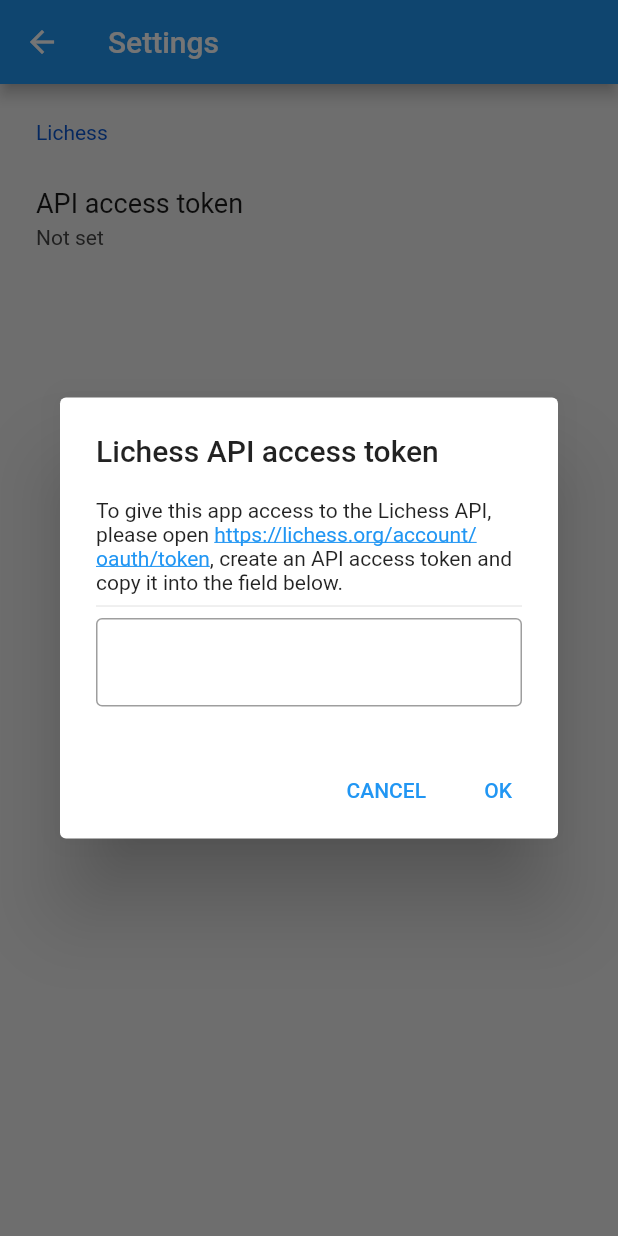
After one commit to BurningKarl/RoboChess, a Flutter app: the SettingsScreen screen opened by its route, after a tap on "API access token", on a phone screen of 412 x 824 dp. The commit adds this screen. Run offline on Flutter 3.47's test engine with Material 2 defaults, Android fonts, the phone set to English and light mode, and no system bars; drawn by our look-alikes of settings_ui; our stand-ins replace flutter_bluetooth_serial, shared_preferences; missing offline and left inert: flutter_chess_board; accounts and stored records are empty.

Commit message:
add Lichess API key setting

```diff
--- a/software/wizard_chess/lib/home_screen.dart
+++ b/software/wizard_chess/lib/home_screen.dart
@@ -25,6 +25,14 @@ class _HomeScreenState extends State<HomeScreen> {
     return Scaffold(
       appBar: AppBar(
         title: const Text('Home Page'),
+        actions: [
+          IconButton(
+            onPressed: () {
+              Navigator.pushNamed(context, WizardChessRoutes.settings);
+            },
+            icon: const Icon(Icons.settings),
+          ),
+        ],
       ),
       body: Column(
         children: [
--- a/software/wizard_chess/lib/main.dart
+++ b/software/wizard_chess/lib/main.dart
@@ -1,12 +1,13 @@
 import 'package:flutter/material.dart';
 import 'package:scoped_model/scoped_model.dart';
 import 'package:wizard_chess/game_screen.dart';
-
 import 'package:wizard_chess/routes.dart';
 import 'package:wizard_chess/bluetooth_connection_model.dart';
 import 'package:wizard_chess/home_screen.dart';
+import 'package:wizard_chess/settings_screen.dart';
 
 void main() {
+  WidgetsFlutterBinding.ensureInitialized();
   runApp(const WizardChessApp());
 }
 
@@ -23,6 +24,7 @@ class WizardChessApp extends StatelessWidget {
       routes: {
         WizardChessRoutes.home: (context) => const HomeScreen(),
         WizardChessRoutes.game: (context) => const GameScreen(),
+        WizardChessRoutes.settings: (context) => const SettingsScreen(),
         // TODO: Add these screens
         // WizardChessRoutes.history: (context) => null,
       },
--- a/software/wizard_chess/lib/routes.dart
+++ b/software/wizard_chess/lib/routes.dart
@@ -1,5 +1,6 @@
 class WizardChessRoutes {
   static const String home = '/';
+  static const String settings = '/settings';
   static const String game = '/game';
   static const String history = '/history';
 }
--- /dev/null
+++ b/software/wizard_chess/lib/settings_screen.dart
@@ -0,0 +1,126 @@
+import 'package:flutter/gestures.dart';
+import 'package:flutter/material.dart';
+import 'package:settings_ui/settings_ui.dart';
+import 'package:shared_preferences/shared_preferences.dart';
+import 'package:url_launcher/url_launcher.dart';
+
+class SettingsKeys {
+  static const String lichessApiKey = 'lichess-api-key';
+}
+
+class SettingsScreen extends StatefulWidget {
+  const SettingsScreen({Key? key}) : super(key: key);
+
+  @override
+  State<SettingsScreen> createState() => _SettingsScreenState();
+}
+
+class _SettingsScreenState extends State<SettingsScreen> {
+  SharedPreferences? preferences;
+
+  @override
+  void initState() {
+    super.initState();
+
+    SharedPreferences.getInstance().then((value) {
+      setState(() {
+        preferences = value;
+      });
+    });
+  }
+
+  @override
+  Widget build(BuildContext context) {
+    return Scaffold(
+      appBar: AppBar(
+        title: const Text('Settings'),
+      ),
+      body: SettingsList(
+        sections: [
+          SettingsSection(
+            title: const Text('Lichess'),
+            tiles: [
+              SettingsTile(
+                title: const Text('API access token'),
+                value: Text(
+                    preferences?.getString(SettingsKeys.lichessApiKey) ??
+                        'Not set'),
+                onPressed: openLichessApiKeyPopup,
+              )
+            ],
+          )
+        ],
+      ),
+    );
+  }
+
+  Future<void> openLichessApiKeyPopup(BuildContext context) async {
+    final Uri lichessOauthUrl =
+        Uri.parse('https://lichess.org/account/oauth/token');
+    GlobalKey<FormState> formKey = GlobalKey();
+
+    await showDialog(
+        context: context,
+        builder: (context) => AlertDialog(
+              title: const Text('Lichess API access token'),
+              content: Column(
+                mainAxisSize: MainAxisSize.min,
+                children: [
+                  RichText(
+                      softWrap: true,
+                      text: TextSpan(
+                          style: DefaultTextStyle.of(context).style,
+                          children: [
+                            const TextSpan(
+                                text:
+                                    'To give this app access to the Lichess API, please open '),
+                            TextSpan(
+                                text: lichessOauthUrl.toString(),
+                                style: const TextStyle(
+                                    color: Colors.blue,
+                                    decoration: TextDecoration.underline),
+                                recognizer: TapGestureRecognizer()
+                                  ..onTap = () {
+                                    launchUrl(lichessOauthUrl,
+                                        mode: LaunchMode.externalApplication);
+                                  }),
+                            const TextSpan(
+                                text:
+                                    ', create an API access token and copy it into the field below.'),
+                          ])),
+                  const Divider(),
+                  Form(
+                    key: formKey,
+                    child: TextFormField(
+                      initialValue:
+                          preferences?.getString(SettingsKeys.lichessApiKey),
+                      decoration: const InputDecoration(
+                        border: OutlineInputBorder(),
+                      ),
+                      onSaved: (String? result) {
+                        if (result != null) {
+                          setState(() {
+                            preferences?.setString(
+                                SettingsKeys.lichessApiKey, result);
+                          });
+                        }
+                      },
+                    ),
+                  )
+                ],
+              ),
+              actions: [
+                TextButton(
+                  onPressed: () => Navigator.pop(context),
+                  child: const Text('CANCEL'),
+                ),
+                TextButton(
+                    onPressed: () {
+                      formKey.currentState!.save();
+                      Navigator.pop(context);
+                    },
+                    child: const Text('OK')),
+              ],
+            ));
+  }
+}
--- a/software/wizard_chess/pubspec.yaml
+++ b/software/wizard_chess/pubspec.yaml
@@ -40,6 +40,9 @@ dependencies:
   flutter_bluetooth_serial: ^0.4.0
   scoped_model: ^2.0.0
   uuid: ^3.0.7
+  settings_ui: ^2.0.2
+  shared_preferences: ^2.0.17
+  url_launcher: ^6.1.9
 
 dev_dependencies:
   flutter_test:
```
Also changed, not shown: software/wizard_chess/pubspec.lock.
